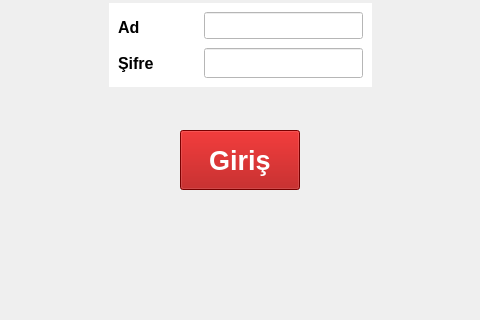
Qt form Giris/mainwindow.ui (nuritiras/QT_Dersleri) before a commit; both pictures show x 160 to 640 and y 193 to 513 of the 800 by 600 pixel window.
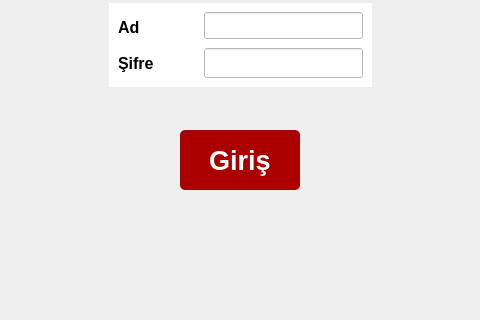
The same form after that commit. Icons and pictures are not drawn.

Patch:
```diff
--- a/Giris/mainwindow.ui
+++ b/Giris/mainwindow.ui
@@ -20,6 +20,9 @@
    <string>Kullanıcı Girişi</string>
   </property>
   <widget class="QWidget" name="centralwidget">
+   <property name="styleSheet">
+    <string notr="true">background-image: url(:/background/background/back.jpg);</string>
+   </property>
    <layout class="QVBoxLayout" name="verticalLayout_3">
     <item>
      <layout class="QVBoxLayout" name="verticalLayout_2">
@@ -192,7 +195,7 @@
           </property>
           <property name="styleSheet">
            <string notr="true">color: rgb(255, 255, 255);
-border-raius:5px;
+border-radius:5px;
 background-color: rgb(170, 0, 0);</string>
           </property>
           <property name="text">
```
Left out of the diff: 10 changed lines with no effect on the pictures.
